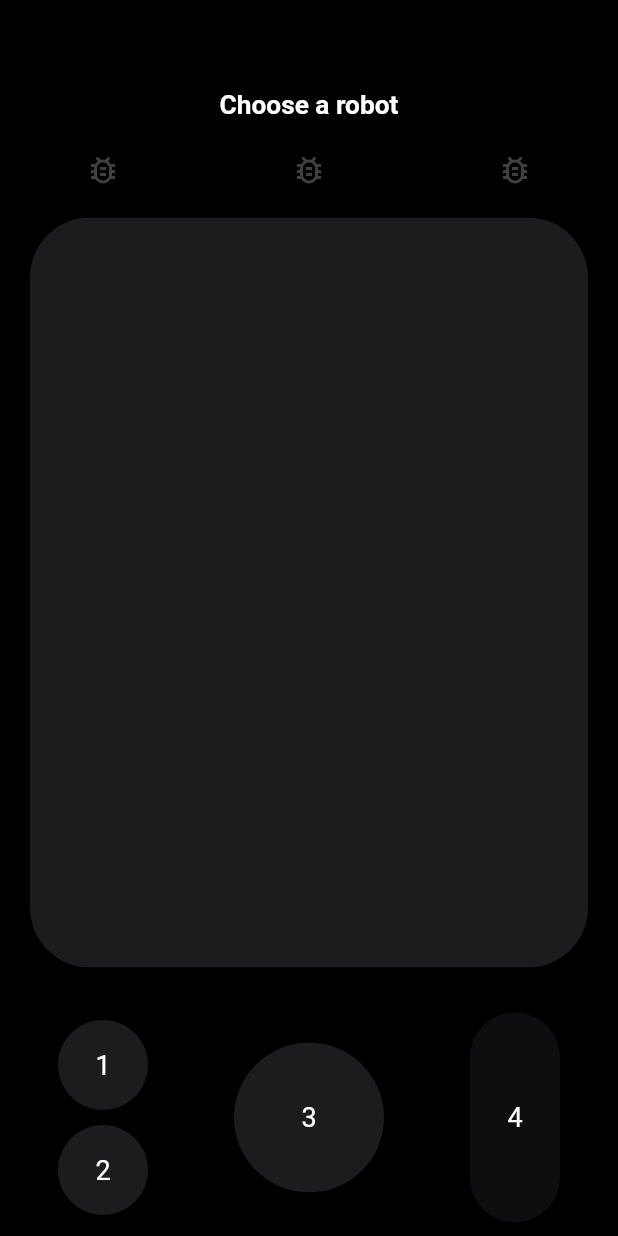
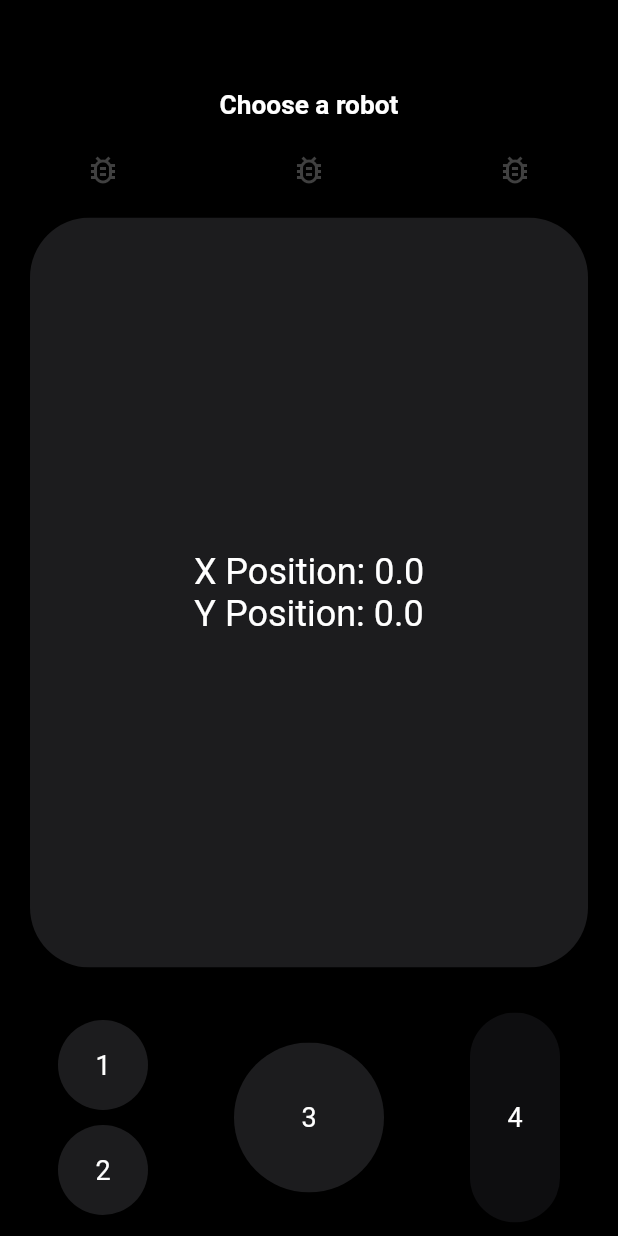
Before and after one commit to VTIvanov20/remote, a Flutter app: the screen it shows after launch, on a phone screen of 412 x 824 dp. Run offline on Flutter 3.47's test engine with Material 2 defaults, Android fonts, the phone set to English and light mode, and no system bars; missing offline and left inert: dartdoc; Roboto replaces fonts that are missing (Montserrat).

Commit message:
Add basic calculations for the trackpad

```diff
--- a/app/lib/main.dart
+++ b/app/lib/main.dart
@@ -55,7 +55,7 @@ class AppContents extends StatelessWidget {
         ),
         OptionBar(),
         // PyScript(), // unstable, remove later
-        TrackPad(),
+        TrackPad(key: null,),
         ButtonLayout(),
       ],
     );
--- a/app/lib/track_pad.dart
+++ b/app/lib/track_pad.dart
@@ -1,9 +1,15 @@
 import 'package:flutter/material.dart';
 
-class TrackPad extends StatelessWidget {
-  const TrackPad({super.key});
+class TrackPad extends StatefulWidget {
+  const TrackPad({Key? key}) : super(key: key);
 
-  // TODO: Use gestures in the track pad
+  @override
+  _TrackPadState createState() => _TrackPadState();
+}
+
+class _TrackPadState extends State<TrackPad> {
+  double _xPosition = 0.0;
+  double _yPosition = 0.0;
 
   @override
   Widget build(BuildContext context) {
@@ -11,9 +17,38 @@ class TrackPad extends StatelessWidget {
       padding: const EdgeInsets.symmetric(horizontal: 20),
       child: ClipRRect(
         borderRadius: BorderRadius.circular(40),
-        child: Container(
-          height: 500,
-          color: const Color(0xFF1C1C1E),
+        child: GestureDetector(
+          onPanStart: (details) {
+            setState(() {
+              _xPosition = details.localPosition.dx;
+              _yPosition = details.localPosition.dy;
+            });
+          },
+          onPanUpdate: (details) {
+            setState(() {
+              _xPosition = details.localPosition.dx;
+              _yPosition = details.localPosition.dy;
+            });
+          },
+          child: Container(
+            height: 500,
+            color: const Color(0xFF1C1C1E),
+            child: Center(
+              child: Column(
+                mainAxisAlignment: MainAxisAlignment.center,
+                children: [
+                  Text(
+                    'X Position: $_xPosition',
+                    style: TextStyle(fontSize: 24, color: Colors.white),
+                  ),
+                  Text(
+                    'Y Position: $_yPosition',
+                    style: TextStyle(fontSize: 24, color: Colors.white),
+                  ),
+                ],
+              ),
+            ),
+          ),
         ),
       ),
     );
```
